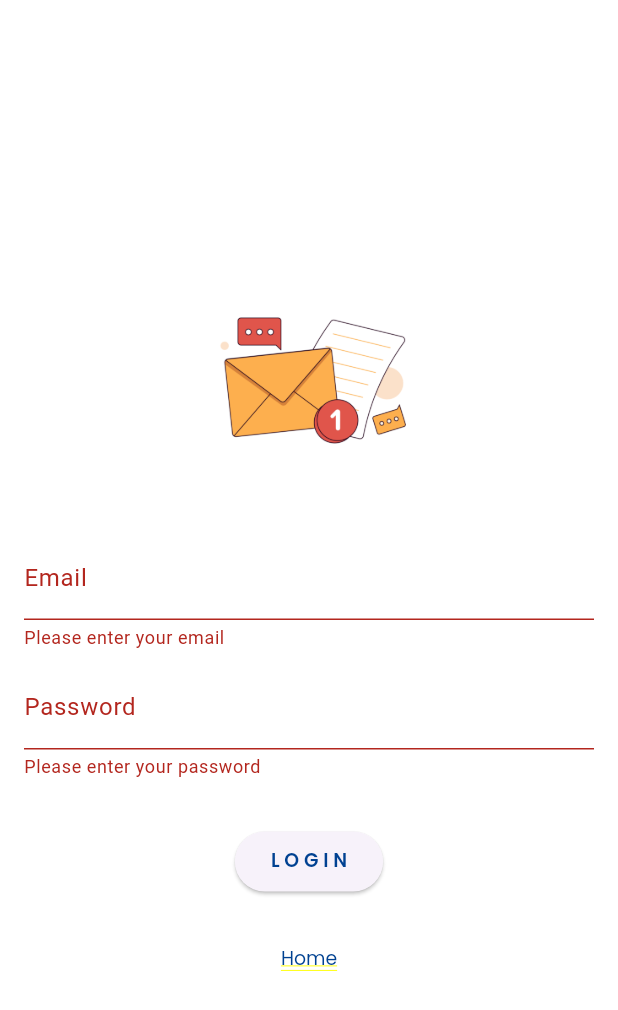
After one commit to Ariful2016/recipe-flutter, a Flutter app: the LoginScreen screen opened by its route, after a tap on "L O G I N", on a phone screen of 412 x 824 dp. The commit adds this screen. Shown: the top 1010 px of the screen. Run offline on Flutter 3.47's test engine with Material 3 defaults, Android fonts, the phone set to English and light mode, and no system bars; our stand-ins replace cloud_firestore, concentric_transition, firebase_analytics, firebase_auth, firebase_core, firebase_crashlytics and 8 more; accounts and stored records are empty; generated files the repository leaves out were written again; network calls fail.

Commit message:
implement login screen

```diff
--- a/lib/router/app_router.dart
+++ b/lib/router/app_router.dart
@@ -5,10 +5,12 @@ import 'package:recipe_flutter/screens/food/food_screen.dart';
 import 'package:recipe_flutter/screens/history/order_history.dart';
 import 'package:recipe_flutter/screens/home/home_screen.dart';
 import 'package:recipe_flutter/screens/joke/joke_screen.dart';
+import 'package:recipe_flutter/screens/login/login_screen.dart';
 import 'package:recipe_flutter/screens/logout/logout_screen.dart';
 import 'package:recipe_flutter/screens/onboarding/onboarding_screen.dart';
 import 'package:recipe_flutter/screens/order/order_screen.dart';
 import 'package:recipe_flutter/screens/profile/profile_screen.dart';
+import 'package:recipe_flutter/screens/register/register_screen.dart';
 import '../screens/card_swipe/tinder_swipe_screen.dart';
 import '../screens/splash/splash_screen.dart';
 
@@ -26,6 +28,16 @@ class AppRouter {
         path: '/onboarding',
         name: 'onboarding',
         builder: (context, state) => OnboardingScreen(),
+      ),
+      GoRoute(
+        path: '/login',
+        name: 'login',
+        builder: (context, state) => LoginScreen(),
+      ),
+      GoRoute(
+        path: '/register',
+        name: 'register',
+        builder: (context, state) => RegisterScreen(),
       ),
       GoRoute(
         path: '/tinderSwipe',
--- /dev/null
+++ b/lib/screens/login/login_screen.dart
@@ -0,0 +1,82 @@
+
+import 'package:flutter/cupertino.dart';
+import 'package:flutter/material.dart';
+import 'package:flutter/src/widgets/framework.dart';
+import 'package:flutter_riverpod/flutter_riverpod.dart';
+import 'package:flutter_screenutil/flutter_screenutil.dart';
+import 'package:go_router/go_router.dart';
+import 'package:recipe_flutter/core/app_style.dart';
+import 'package:recipe_flutter/core/constants/constants.dart';
+import 'package:recipe_flutter/viewmodels/auth/login_viewmodel.dart';
+import 'package:recipe_flutter/widgets/reusable_text.dart';
+
+class LoginScreen extends ConsumerWidget{
+  LoginScreen({super.key});
+
+  final _formKey = GlobalKey<FormState>();
+  final _emailController = TextEditingController();
+  final _passwordController = TextEditingController();
+
+  @override
+  Widget build(BuildContext context, WidgetRef ref) {
+    final loginState = ref.watch(loginProvider);
+    return Container(
+      child: Padding(
+          padding: const EdgeInsets.all(16),
+        child: Column(
+          mainAxisAlignment: MainAxisAlignment.center,
+          children: [
+            Image.asset('assets/image-2.png', width: 150.w, height: 150.w,),
+            SizedBox(height: 20.h,),
+            Form(
+              key: _formKey,
+                child: Column(
+                  children: [
+                    TextFormField(
+                      controller: _emailController,
+                      decoration: const InputDecoration(labelText: 'Email'),
+                      validator: (value) =>
+                       value!.isEmpty ? 'Please enter your email' : null,
+                    ),
+                    SizedBox(height: 10.h,),
+                    TextFormField(
+                      controller: _passwordController,
+                      decoration: const InputDecoration(labelText: 'Password'),
+                      validator: (value) =>
+                      value!.isEmpty ? 'Please enter your password' : null,
+                    ),
+                    SizedBox(height: 30.h,),
+                    if(loginState.isLoading)
+                      const CircularProgressIndicator()
+                    else
+                      ElevatedButton(
+                          onPressed: (){
+                            if(_formKey.currentState!.validate()){
+                              ref.read(loginProvider.notifier).login(
+                                  email: _emailController.text,
+                                  password: _passwordController.text
+                              );
+                            }
+
+                          },
+                          child: ReusableText(text: 'L O G I N', style: appStyle(12.sp, kPrimary, FontWeight.w600))
+                      ),
+                    if(loginState.error != null)
+                      ReusableText(text: loginState.error.toString(), style: appStyle(12.sp, kRed, FontWeight.w400)),
+                    if(loginState.isSuccess)
+                      ReusableText(text: 'Login Successful', style: appStyle(12.sp, kPrimary, FontWeight.w400)),
+                    SizedBox(height: 30.h,),
+                    GestureDetector(
+                      onTap: () => context.pushReplacementNamed('home'),
+                      child:  ReusableText(text: 'Home', style: appStyle(12.sp, kPrimary, FontWeight.w400)),
+                    )
+                  ],
+                )
+            )
+          ],
+        ),
+      ),
+    );
+  }
+
+}
```
